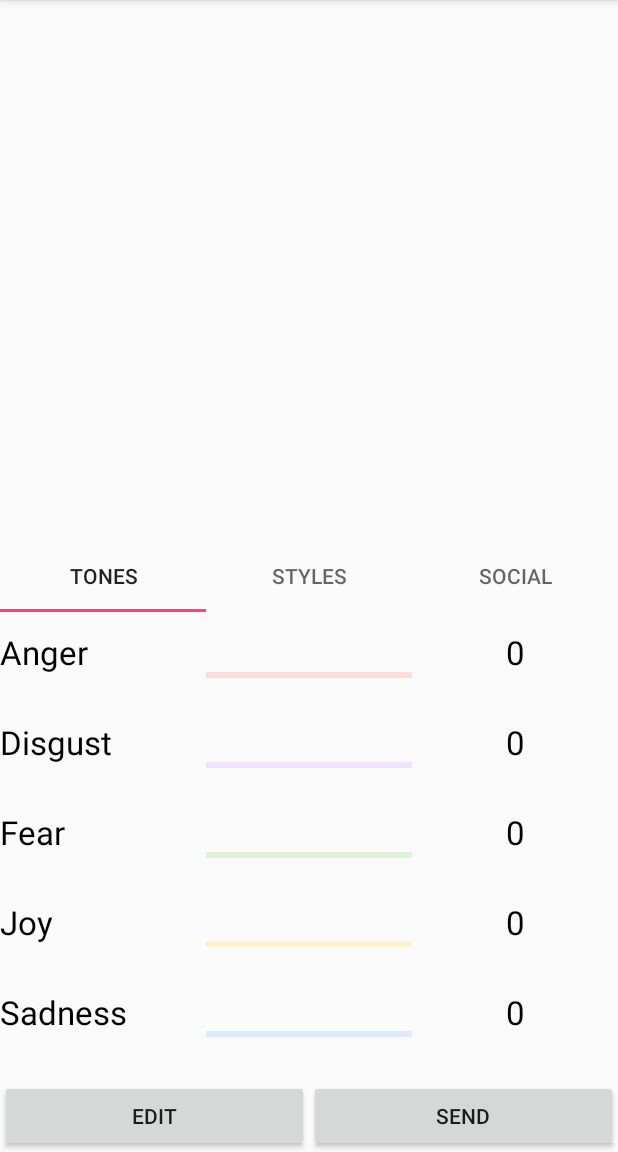
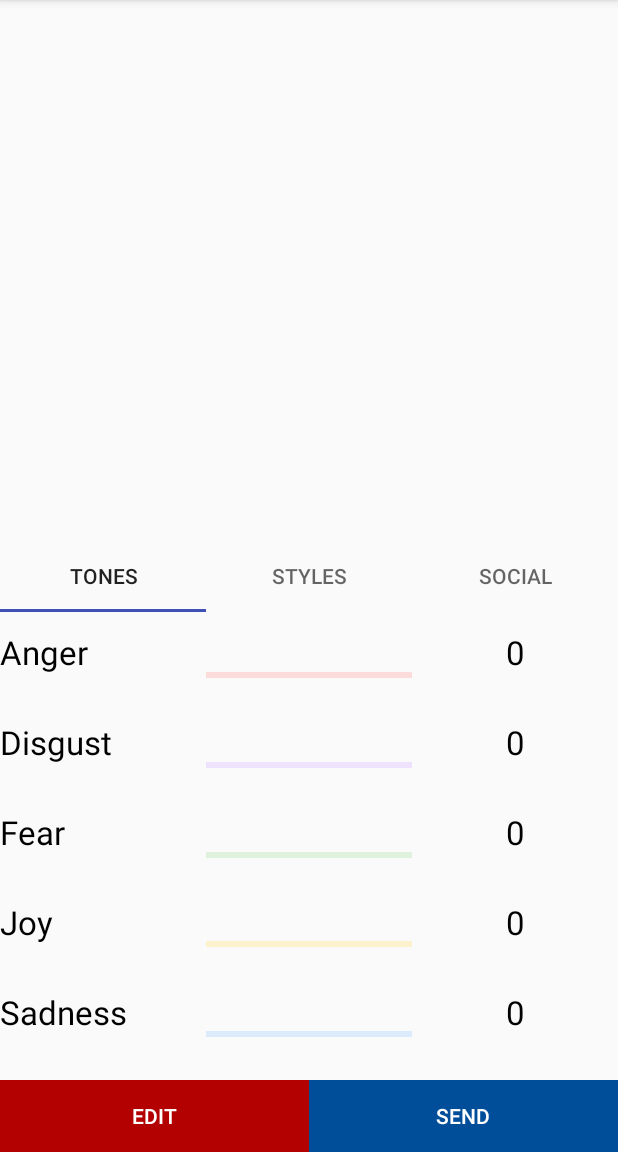
Before and after one commit to bcsam/FinalProject2.0, an Android app: the PostCheckActivity screen opened directly, with no data from a screen before it, on a phone screen of 412 x 824 dp, the part 84-1236 px from its top. Run offline under Robolectric (Android 15) with nearby library versions, the phone set to English and light mode, and no system bars; libraries missing offline, so code that uses them is left out: com.ibm.watson; 12 statements that could not run were skipped.

Commit message:
colors changed

```diff
--- a/app/src/main/java/com/codepath/finalproject/TextBody.java
+++ b/app/src/main/java/com/codepath/finalproject/TextBody.java
@@ -86,7 +86,8 @@ public class TextBody implements Parcelable{
             }
         }
         if(level < 50)
-            return "#000000";
+            return "#000000"; // TODO: 7/12/17 abstract this
+
         if(level > 75)
             return darkToneColors[tone];
         return lightToneColors[tone];
--- a/app/src/main/res/layout/activity_main.xml
+++ b/app/src/main/res/layout/activity_main.xml
@@ -76,6 +76,8 @@
         android:text="Check!"
         tools:layout_editor_absoluteX="7dp"
         tools:layout_editor_absoluteY="125dp"
+        android:background="@color/darkGreen"
+        android:textColor="@color/white"
         android:layout_alignParentBottom="true"
         android:layout_alignParentLeft="true"
         android:layout_alignParentStart="true"
--- a/app/src/main/res/layout/activity_main_post_check.xml
+++ b/app/src/main/res/layout/activity_main_post_check.xml
@@ -39,7 +39,8 @@
             android:layout_alignParentStart="true"
             android:layout_alignParentTop="true"
             android:layout_gravity="center"
-            android:minHeight="60dp" />
+            android:minHeight="60dp"
+            app:tabIndicatorColor="@color/colorPrimary" />
 
         <!--
         app:tabGravity="fill"
@@ -72,6 +73,8 @@
             android:layout_width="0dp"
             android:layout_height="wrap_content"
             android:layout_weight="1"
+            android:background="@color/darkRed"
+            android:textColor="@color/white"
             android:text="Edit" />
 
         <Button
@@ -80,6 +83,8 @@
             android:layout_height="wrap_content"
             android:layout_weight="1"
             android:text="Send"
+            android:background="@color/darkBlue"
+            android:textColor="@color/white"
             android:onClick="sendEmail"/>
 
 
--- a/app/src/main/res/values/colors.xml
+++ b/app/src/main/res/values/colors.xml
@@ -3,7 +3,7 @@
     <color name="colorPrimary">#3F51B5</color>
     <color name="colorPrimaryDark">#303F9F</color>
     <color name="colorAccent">#FF4081</color>
-    <color name="black">#00000000</color>
+    <color name="black">#000000</color>
     <color name="darkRed">#b30000</color>
     <color name="lightRed">#ff8080</color>
     <color name="darkBlue">#004d99</color>
@@ -11,7 +11,9 @@
     <color name="darkPurple">#5900b3</color>
     <color name="lightPurple">#cc99ff</color>
     <color name="darkGreen">#267326</color>
+    <color name="fluorescentGreen">#00FF00</color>
     <color name="lightGreen">#8cd98c</color>
     <color name="darkYellow">#e6b800</color>
     <color name="lightYellow">#ffdb4d</color>
+    <color name="white">#ffffff</color>
 </resources>
```
